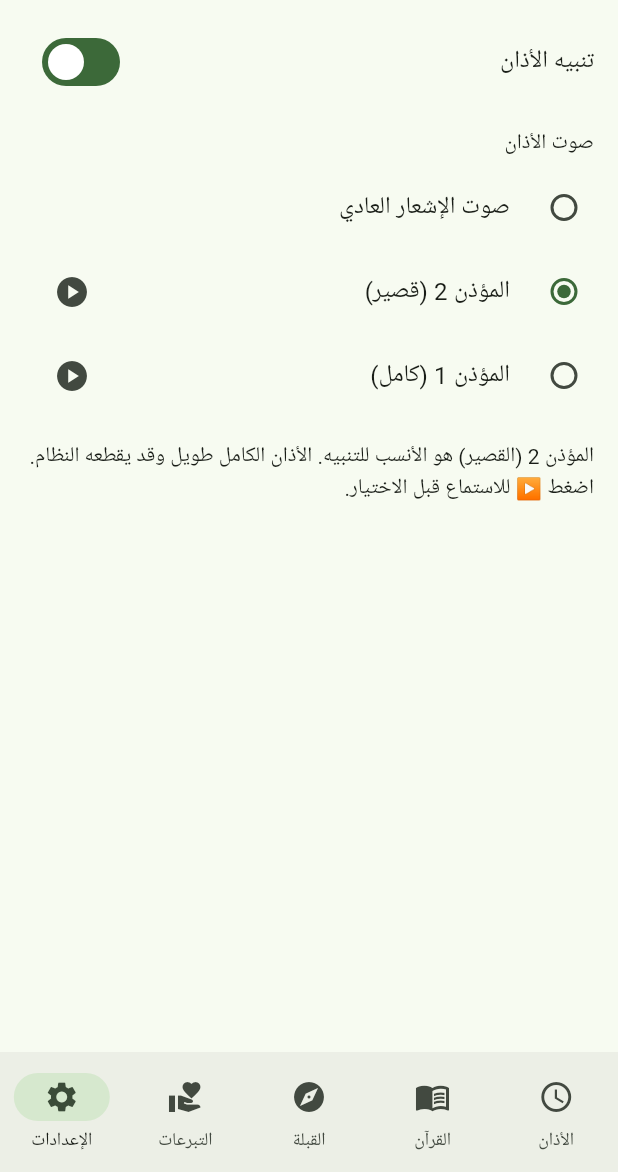
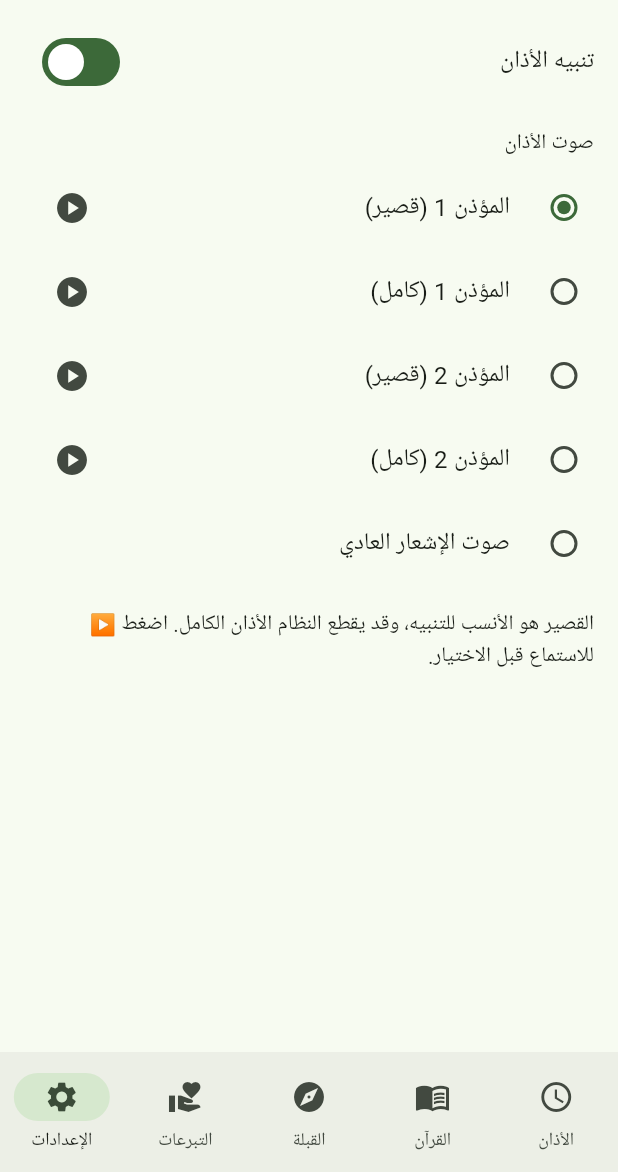
Before and after one commit to mohamedal2min-u/kansafra-mosque-app, a Flutter app: the screen it shows after launch, item 5 of the bottom bar chosen, after a tap on the "play circle" icon, on a phone screen of 412 x 824 dp, the part 64-1236 px from its top. Run offline on Flutter 3.47's test engine with Material 3 defaults, Android fonts, the phone set to English and light mode, and no system bars; our stand-ins replace adhan, flutter_compass, flutter_local_notifications, hijri, just_audio, shared_preferences and 1 more; statements that could not run were skipped; project files that could hold a hidden picture were left out.

Commit message:
Adhan: 2 muezzins with long and short versions, choose voice and length in settings
Co-Authored-By: Claude Sonnet 5.5 <noreply@anthropic.com>
Claude-Session: https://claude.ai/code/session_01XkGBCwJKScyzzPNe4HDGLL

```diff
--- a/lib/screens/settings_screen.dart
+++ b/lib/screens/settings_screen.dart
@@ -12,18 +12,18 @@ class SettingsScreen extends StatefulWidget {
 }
 
 class _SettingsScreenState extends State<SettingsScreen> {
-  AdhanSound _sound = AdhanSound.shortAdhan;
+  AdhanChoice _choice = AdhanChoice(adhanVoices.first, false);
+  bool _enabled = true;
   final _player = AudioPlayer();
-  AdhanSound? _playing;
-  bool _enabled = true;
+  String? _playingId;
 
   @override
   void initState() {
     super.initState();
     () async {
-      final s = await AppSettings.adhanSound();
+      final c = await AppSettings.adhanChoice();
       final e = await AppSettings.adhanEnabled();
-      if (mounted) setState(() { _sound = s; _enabled = e; });
+      if (mounted) setState(() { _choice = c; _enabled = e; });
     }();
   }
 
@@ -33,25 +33,33 @@ class _SettingsScreenState extends State<SettingsScreen> {
     super.dispose();
   }
 
-  Future<void> _preview(AdhanSound s) async {
-    if (s.asset == null) return;
-    if (_playing == s) {
+  Future<void> _pick(AdhanChoice c) async {
+    setState(() => _choice = c);
+    await AppSettings.setAdhanChoice(c);
+    await AdhanService.instance.scheduleAll();
+  }
+
+  Future<void> _preview(AdhanChoice c) async {
+    if (c.voice == null) return;
+    if (_playingId == c.id) {
       await _player.stop();
-      setState(() => _playing = null);
+      setState(() => _playingId = null);
       return;
     }
-    setState(() => _playing = s);
+    setState(() => _playingId = c.id);
     try {
-      await _player.setAsset(s.asset!);
+      await _player.setAsset(c.voice!.asset(c.long));
       await _player.play();
     } catch (_) {}
-    if (mounted) setState(() => _playing = null);
+    if (mounted) setState(() => _playingId = null);
   }
-
-  Future<void> _apply() async => AdhanService.instance.scheduleAll();
 
   @override
   Widget build(BuildContext context) {
+    final options = [
+      for (final v in adhanVoices) ...[AdhanChoice(v, false), AdhanChoice(v, true)],
+      const AdhanChoice(null, false),
+    ];
     return ListView(children: [
       SwitchListTile(
         title: const Text('تنبيه الأذان'),
@@ -59,39 +67,36 @@ class _SettingsScreenState extends State<SettingsScreen> {
         onChanged: (v) async {
           setState(() => _enabled = v);
           await AppSettings.setAdhanEnabled(v);
-          await _apply();
+          await AdhanService.instance.scheduleAll();
         },
       ),
       const Padding(
         padding: EdgeInsets.fromLTRB(16, 16, 16, 4),
         child: Text('صوت الأذان'),
       ),
-      RadioGroup<AdhanSound>(
-        groupValue: _sound,
-        onChanged: (v) async {
-          if (v == null) return;
-          setState(() => _sound = v);
-          await AppSettings.setAdhanSound(v);
-          await _apply();
+      RadioGroup<String>(
+        groupValue: _choice.id,
+        onChanged: (id) {
+          if (id != null) _pick(options.firstWhere((o) => o.id == id));
         },
         child: Column(children: [
-          for (final s in AdhanSound.values)
-            RadioListTile<AdhanSound>(
-              title: Text(s.label),
-              value: s,
-              secondary: s.asset == null
+          for (final o in options)
+            RadioListTile<String>(
+              title: Text(o.label),
+              value: o.id,
+              secondary: o.voice == null
                   ? null
                   : IconButton(
-                      icon: Icon(_playing == s ? Icons.stop_circle : Icons.play_circle),
+                      icon: Icon(_playingId == o.id ? Icons.stop_circle : Icons.play_circle),
                       tooltip: 'استماع',
-                      onPressed: () => _preview(s),
+                      onPressed: () => _preview(o),
                     ),
             ),
         ]),
       ),
       const Padding(
         padding: EdgeInsets.all(16),
-        child: Text('المؤذن 2 (القصير) هو الأنسب للتنبيه. الأذان الكامل طويل وقد يقطعه النظام. اضغط ▶ للاستماع قبل الاختيار.'),
+        child: Text('القصير هو الأنسب للتنبيه، وقد يقطع النظام الأذان الكامل. اضغط ▶ للاستماع قبل الاختيار.'),
       ),
     ]);
   }
--- a/lib/services/adhan_service.dart
+++ b/lib/services/adhan_service.dart
@@ -34,7 +34,7 @@ class AdhanService {
   Future<void> scheduleAll() async {
     await _plugin.cancelAll();
     if (!await AppSettings.adhanEnabled()) return;
-    final sound = await AppSettings.adhanSound();
+    final sound = await AppSettings.adhanChoice();
     final now = tz.TZDateTime.now(tz.local);
     var id = 0;
     for (var d = 0; d < _days; d++) {
--- a/lib/settings.dart
+++ b/lib/settings.dart
@@ -1,32 +1,50 @@
 import 'package:shared_preferences/shared_preferences.dart';
 
-/// صوت تنبيه الأذان. الملفان الصوتيان يوضعان في android/app/src/main/res/raw/
-enum AdhanSound {
-  defaultSound('default', 'صوت الإشعار العادي', null, null),
-  shortAdhan('adhan_short', 'المؤذن 2 (قصير)', 'adhan_short', 'assets/adhan/voice2.mp3'),
-  fullAdhan('adhan_full', 'المؤذن 1 (كامل)', 'adhan_full', 'assets/adhan/voice1.mp3');
+/// مؤذن مضمّن في التطبيق. لإضافة مؤذن: ضع الملفين adhan_<raw>_long.mp3 و adhan_<raw>_short.mp3
+/// في assets/adhan/ وفي android/app/src/main/res/raw/ ثم أضف سطرًا هنا.
+class AdhanVoice {
+  final String id;
+  final String raw; // أحرف إنجليزية صغيرة وأرقام فقط
+  final String name;
+  const AdhanVoice(this.id, this.raw, this.name);
 
-  final String id;
-  final String label;
-  final String? rawName;
-  final String? asset;
-  const AdhanSound(this.id, this.label, this.rawName, this.asset);
+  String rawName(bool long) => 'adhan_${raw}_${long ? 'long' : 'short'}';
+  String asset(bool long) => 'assets/adhan/${rawName(long)}.mp3';
+}
 
-  static AdhanSound fromId(String? id) =>
-      values.firstWhere((e) => e.id == id, orElse: () => shortAdhan);
+const adhanVoices = <AdhanVoice>[
+  AdhanVoice('voice1', 'v1', 'المؤذن 1'),
+  AdhanVoice('voice2', 'v2', 'المؤذن 2'),
+];
+
+/// اختيار المستخدم لصوت التنبيه. [voice] فارغ يعني صوت الإشعار العادي.
+class AdhanChoice {
+  final AdhanVoice? voice;
+  final bool long;
+  const AdhanChoice(this.voice, this.long);
+
+  String get id => voice == null ? 'default' : '${voice!.id}_${long ? 'long' : 'short'}';
+  String get label => voice == null ? 'صوت الإشعار العادي' : '${voice!.name} (${long ? 'كامل' : 'قصير'})';
+  String? get rawName => voice?.rawName(long);
 }
 
 class AppSettings {
-  static const _kSound = 'adhan_sound';
+  static const _kVoice = 'adhan_voice';
+  static const _kLong = 'adhan_long';
   static const _kEnabled = 'adhan_enabled';
 
-  static Future<AdhanSound> adhanSound() async {
+  static Future<AdhanChoice> adhanChoice() async {
     final p = await SharedPreferences.getInstance();
-    return AdhanSound.fromId(p.getString(_kSound));
+    final id = p.getString(_kVoice) ?? adhanVoices.first.id;
+    final voice = adhanVoices.where((v) => v.id == id).firstOrNull;
+    return AdhanChoice(voice, p.getBool(_kLong) ?? false);
   }
 
-  static Future<void> setAdhanSound(AdhanSound v) async =>
-      (await SharedPreferences.getInstance()).setString(_kSound, v.id);
+  static Future<void> setAdhanChoice(AdhanChoice c) async {
+    final p = await SharedPreferences.getInstance();
+    await p.setString(_kVoice, c.voice?.id ?? 'default');
+    await p.setBool(_kLong, c.long);
+  }
 
   static Future<bool> adhanEnabled() async =>
       (await SharedPreferences.getInstance()).getBool(_kEnabled) ?? true;
--- a/pubspec.yaml
+++ b/pubspec.yaml
@@ -31,8 +31,7 @@ flutter:
   assets:
     - assets/quran.json
     - assets/LICENSE-quran.txt
-    - assets/adhan/voice1.mp3
-    - assets/adhan/voice2.mp3
+    - assets/adhan/
     - assets/logo/icon.png
 
 flutter_launcher_icons:
```
Also changed, not shown: 14 other files.
